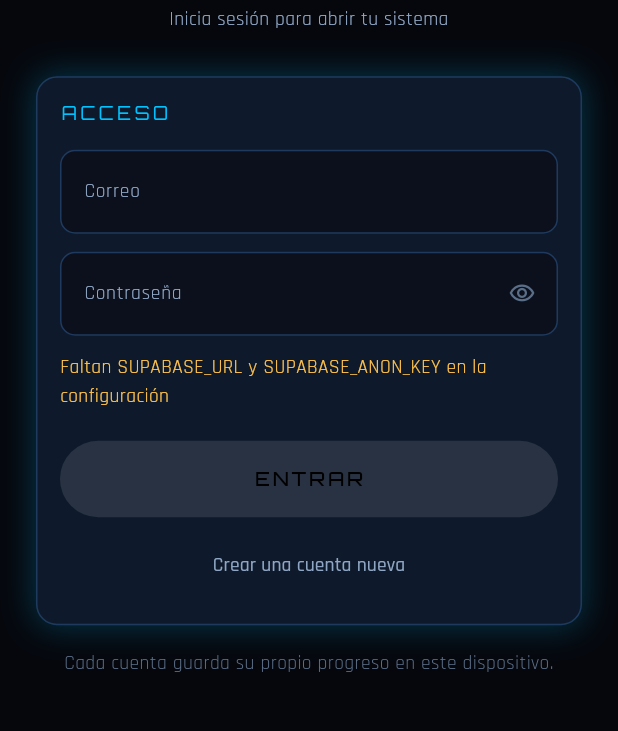
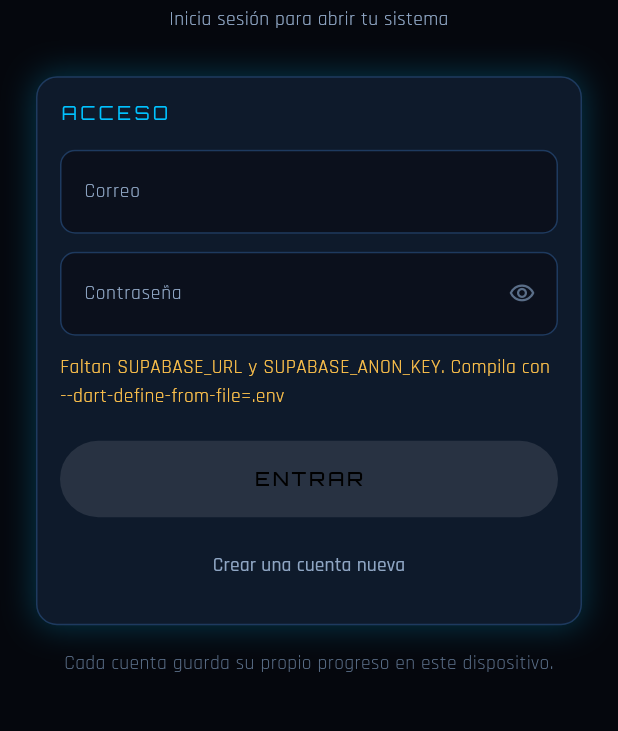
Before and after one commit to Azzzako/solo_leveling, a Flutter app: the screen it shows after launch, on a phone screen of 412 x 824 dp, the part 325-1056 px from its top. Run offline on Flutter 3.47's test engine with Material 3 defaults, Android fonts, the phone set to English and light mode, and no system bars; our stand-ins replace drift, file_picker, flutter_animate, flutter_local_notifications, flutter_riverpod, go_router and 2 more; missing offline and left inert: gotrue; accounts and stored records are empty; generated files the repository leaves out were written again.

Commit message:
chore: claves de Supabase en .env fuera del repo
- Se elimina supabase_config.local.dart; SupabaseConfig lee SUPABASE_URL y
  SUPABASE_ANON_KEY solo de --dart-define-from-file=.env.
- .env queda en .gitignore; .env.example trae la plantilla.
- Documentados los comandos de build con el archivo de entorno.

Co-Authored-By: Claude Opus 5.5 <noreply@anthropic.com>

```diff
--- a/lib/src/core/config/supabase_config.dart
+++ b/lib/src/core/config/supabase_config.dart
@@ -1,19 +1,7 @@
-import 'supabase_config.local.dart';
+abstract final class SupabaseConfig {
+  static const url = String.fromEnvironment('SUPABASE_URL');
 
-abstract final class SupabaseConfig {
-  static String get url {
-    const fromEnv = String.fromEnvironment('SUPABASE_URL');
-    return SupabaseLocalConfig.url.isNotEmpty
-        ? SupabaseLocalConfig.url
-        : fromEnv;
-  }
-
-  static String get anonKey {
-    const fromEnv = String.fromEnvironment('SUPABASE_ANON_KEY');
-    return SupabaseLocalConfig.anonKey.isNotEmpty
-        ? SupabaseLocalConfig.anonKey
-        : fromEnv;
-  }
+  static const anonKey = String.fromEnvironment('SUPABASE_ANON_KEY');
 
   static bool get isConfigured => url.isNotEmpty && anonKey.isNotEmpty;
 
@@ -22,6 +10,7 @@ abstract final class SupabaseConfig {
       if (url.isEmpty) 'SUPABASE_URL',
       if (anonKey.isEmpty) 'SUPABASE_ANON_KEY',
     ];
-    return 'Faltan ${missing.join(' y ')} en la configuración';
+    return 'Faltan ${missing.join(' y ')}. Compila con '
+        '--dart-define-from-file=.env';
   }
 }
--- a/lib/src/core/config/supabase_config.local.dart
+++ /dev/null
@@ -1,12 +0,0 @@
-// Credenciales de tu proyecto de Supabase.
-// Llénalas con Project Settings → API (URL y "publishable key").
-// Esta clave está pensada para ir en el cliente (reemplaza a la antigua anon
-// key), pero si prefieres no subirla al repositorio, deja las dos vacías y
-// compila con:
-//   --dart-define=SUPABASE_URL=https://xxxx.supabase.co
-//   --dart-define=SUPABASE_ANON_KEY=sb_publishable_...
-// La app usa Supabase solo para el login: ningún dato de progreso se sube.
-abstract final class SupabaseLocalConfig {
-  static const url = '';
-  static const anonKey = '';
-}
```
Also changed, not shown: 4 other files.
